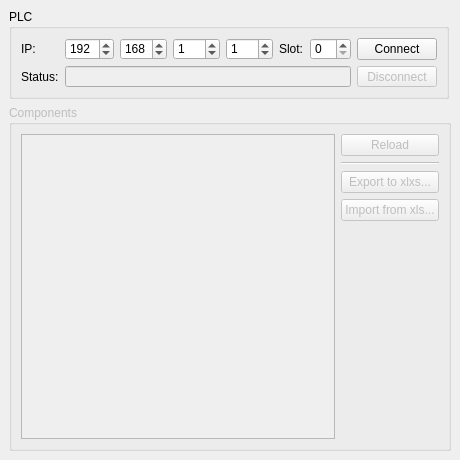
malsomt/TDS_PyLogixTagInterpreter, file PyQt5_DesignFile.ui: the form before one commit.
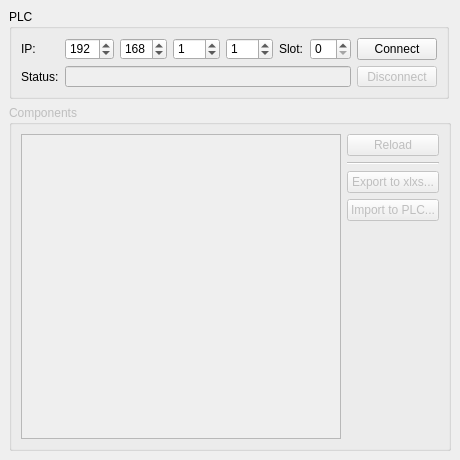
The form after the commit.

Diff of the .ui file:
```diff
--- a/PyQt5_DesignFile.ui
+++ b/PyQt5_DesignFile.ui
@@ -210,7 +210,7 @@
        <item row="3" column="2">
         <widget class="QPushButton" name="btn_import">
          <property name="text">
-          <string>Import from xls...</string>
+          <string>Import to PLC...</string>
          </property>
         </widget>
        </item>
```
Left out of the diff: 18 changed lines with no effect on the pictures.
